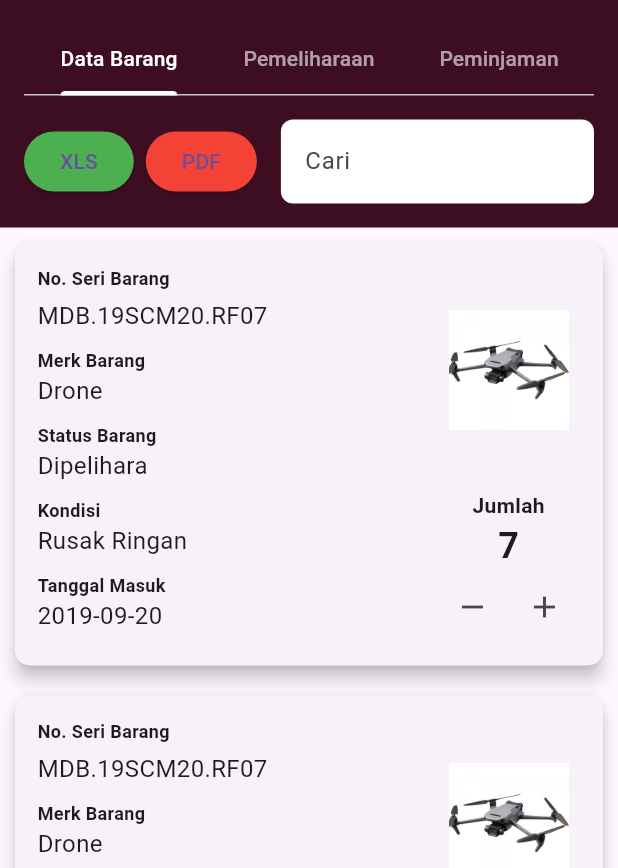
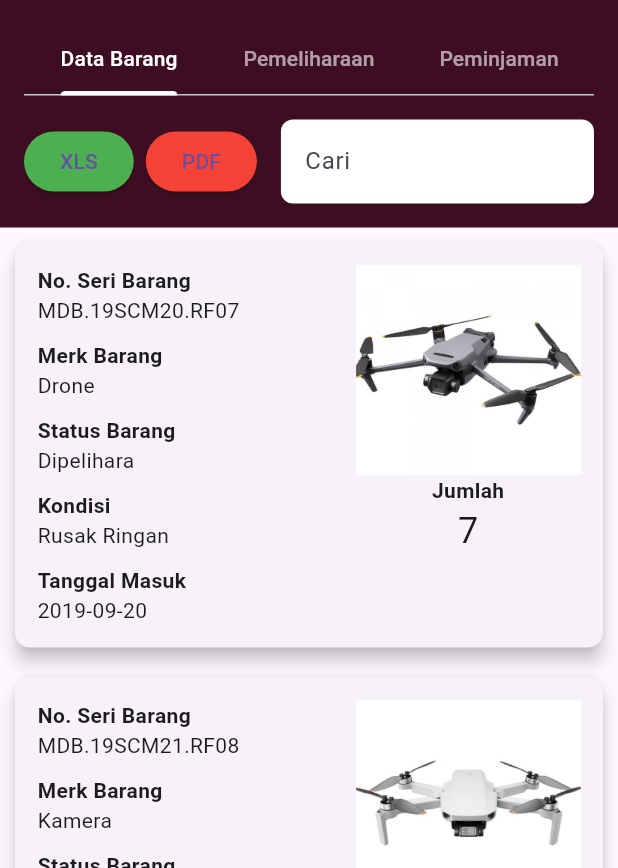
Before and after one commit to Sidqii/OPS_co., a Flutter app: the InventoryPage screen opened directly, on a phone screen of 412 x 824 dp, the part 368-1236 px from its top. Run offline on Flutter 3.47's test engine with Material 3 defaults, Android fonts, the phone set to English and light mode, and no system bars; our stand-ins replace fl_chart, flutter_spinkit, table_calendar.

Commit message:
fifth commit

```diff
--- /dev/null
+++ b/lib/dummy/dummy_items.dart
@@ -0,0 +1,41 @@
+import 'package:pusdatin_apk/models/models_item.dart';
+
+// Dummy data untuk barang
+List<Item> dummyItems = [
+  Item(
+    serialNumber: 'MDB.19SCM20.RF07',
+    brand: 'Drone',
+    status: 'Dipelihara',
+    condition: 'Rusak Ringan',
+    date: '2019-09-20',
+    quantity: 7,
+    imagePath: 'assets/images/drone.png',
+  ),
+  Item(
+    serialNumber: 'MDB.19SCM21.RF08',
+    brand: 'Kamera',
+    status: 'Baru',
+    condition: 'Baik',
+    date: '2021-01-15',
+    quantity: 5,
+    imagePath: 'assets/images/drone2.png',
+  ),
+  Item(
+    serialNumber: 'MDB.19SCM22.RF09',
+    brand: 'Laptop',
+    status: 'Sedang digunakan',
+    condition: 'Baik',
+    date: '2022-07-10',
+    quantity: 10,
+    imagePath: 'assets/images/laptop.png',
+  ),
+  Item(
+    serialNumber: 'MDB.19SCM22.RF09',
+    brand: 'Laptop',
+    status: 'Sedang digunakan',
+    condition: 'Baik',
+    date: '2022-07-10',
+    quantity: 10,
+    imagePath: 'assets/images/camera.png',
+  ),
+];
--- a/lib/pages/first_page/page_login.dart
+++ b/lib/pages/first_page/page_login.dart
@@ -1,6 +1,6 @@
 import 'package:flutter/material.dart';
 import 'package:flutter_spinkit/flutter_spinkit.dart';
-import 'package:pusdatin_apk/dummy/auth_credentials.dart';
+import 'package:pusdatin_apk/dummy/dummy_credentials.dart';
 import 'package:pusdatin_apk/pages/home_page/page_home.dart';
 import 'package:pusdatin_apk/pages/first_page/page_recovery.dart';
 
--- a/lib/pages/inventory_page/page_item.dart
+++ b/lib/pages/inventory_page/page_item.dart
@@ -1,63 +1,12 @@
 import 'package:flutter/material.dart';
-import 'package:pusdatin_apk/models/item_models.dart';
-import 'package:pusdatin_apk/widgets/inventory/item_card.dart';
+import 'package:pusdatin_apk/dummy/dummy_items.dart';
+import 'package:pusdatin_apk/widgets/card/inventory/card_item.dart';
 
 class DataBarangPage extends StatelessWidget {
   @override
   Widget build(BuildContext context) {
-    // Contoh data yang diambil dari database
-    List<Item> items = [
-      Item(
-        serialNumber: 'MDB.19SCM20.RF07',
-        brand: 'Drone',
-        status: 'Dipelihara',
-        condition: 'Rusak Ringan',
-        date: '2019-09-20',
-        quantity: 7,
-        imagePath: 'assets/images/drone.png', // Ganti dengan path gambar yang sesuai
-      ),
-      Item(
-        serialNumber: 'MDB.19SCM20.RF07',
-        brand: 'Drone',
-        status: 'Dipelihara',
-        condition: 'Rusak Ringan',
-        date: '2019-09-20',
-        quantity: 7,
-        imagePath: 'assets/images/drone.png', // Ganti dengan path gambar yang sesuai
-      ),
-      Item(
-        serialNumber: 'MDB.19SCM20.RF07',
-        brand: 'Drone',
-        status: 'Dipelihara',
-        condition: 'Rusak Ringan',
-        date: '2019-09-20',
-        quantity: 7,
-        imagePath: 'assets/images/drone.png', // Ganti dengan path gambar yang sesuai
-      ),
-      Item(
-        serialNumber: 'MDB.19SCM20.RF07',
-        brand: 'Drone',
-        status: 'Dipelihara',
-        condition: 'Rusak Ringan',
-        date: '2019-09-20',
-        quantity: 7,
-        imagePath: 'assets/images/drone.png', // Ganti dengan path gambar yang sesuai
-      ),
-      // Tambahkan item lain di sini jika diperlukan
-    ];
-
     return ListView(
-      children: items.map((item) {
-        return DataCard(
-          serialNumber: item.serialNumber,
-          brand: item.brand,
-          status: item.status,
-          condition: item.condition,
-          date: item.date,
-          quantity: item.quantity,
-          imagePath: item.imagePath,
-        );
-      }).toList(),
+      children: dummyItems.map((item) => DataCard(item: item)).toList(),
     );
   }
 }
--- /dev/null
+++ b/lib/widgets/card/inventory/card_item.dart
@@ -0,0 +1,94 @@
+import 'package:flutter/material.dart';
+import 'package:flutter/services.dart'; // Diperlukan untuk rootBundle
+import 'package:pusdatin_apk/models/models_item.dart';
+
+class DataCard extends StatefulWidget {
+  final Item item;
+
+  DataCard({required this.item});
+
+  @override
+  _DataCardState createState() => _DataCardState();
+}
+
+class _DataCardState extends State<DataCard> {
+  bool imageExists = false;
+
+  @override
+  void initState() {
+    super.initState();
+    _checkImageExistence();
+  }
+
+  // Fungsi untuk memeriksa keberadaan gambar pada path
+  Future<void> _checkImageExistence() async {
+    try {
+      await rootBundle.load(widget.item.imagePath);
+      setState(() {
+        imageExists = true;
+      });
+    } catch (e) {
+      setState(() {
+        imageExists = false;
+      });
+    }
+  }
+
+  @override
+  Widget build(BuildContext context) {
+    return Card(
+      margin: EdgeInsets.all(10),
+      shape: RoundedRectangleBorder(
+        borderRadius: BorderRadius.circular(10),
+      ),
+      elevation: 5,
+      child: Padding(
+        padding: EdgeInsets.all(15),
+        child: Row(
+          crossAxisAlignment: CrossAxisAlignment.start,
+          children: [
+            Expanded(
+              child: Column(
+                crossAxisAlignment: CrossAxisAlignment.start,
+                children: [
+                  Text('No. Seri Barang', style: TextStyle(fontWeight: FontWeight.bold)),
+                  Text(widget.item.serialNumber),
+                  SizedBox(height: 10),
+                  Text('Merk Barang', style: TextStyle(fontWeight: FontWeight.bold)),
+                  Text(widget.item.brand),
+                  SizedBox(height: 10),
+                  Text('Status Barang', style: TextStyle(fontWeight: FontWeight.bold)),
+                  Text(widget.item.status),
+                  SizedBox(height: 10),
+                  Text('Kondisi', style: TextStyle(fontWeight: FontWeight.bold)),
+                  Text(widget.item.condition),
+                  SizedBox(height: 10),
+                  Text('Tanggal Masuk', style: TextStyle(fontWeight: FontWeight.bold)),
+                  Text(widget.item.date),
+                ],
+              ),
+            ),
+            Column(
+              children: [
+                imageExists
+                    ? Image.asset(
+                        widget.item.imagePath,
+                        width: 150,
+                        height: 140,
+                        fit: BoxFit.cover,
+                      )
+                    : Icon(
+                        Icons.broken_image,
+                        size: 160,
+                        color: Colors.red,
+                      ),
+                Text('Jumlah', style: TextStyle(fontWeight: FontWeight.bold)),
+                Text('${widget.item.quantity}', style: TextStyle(fontSize: 24)),
+              ],
+            ),
+          ],
+        ),
+      ),
+    );
+  }
+}
--- a/lib/widgets/inventory/item_card.dart
+++ /dev/null
@@ -1,108 +0,0 @@
-import 'package:flutter/material.dart';
-
-class DataCard extends StatelessWidget {
-  final String serialNumber;
-  final String brand;
-  final String status;
-  final String condition;
-  final String date;
-  final int quantity;
-  final String imagePath;
-
-  DataCard({
-    required this.serialNumber,
-    required this.brand,
-    required this.status,
-    required this.condition,
-    required this.date,
-    required this.quantity,
-    required this.imagePath,
-  });
-
-  @override
-  Widget build(BuildContext context) {
-    return Card(
-      margin: EdgeInsets.all(10), // Mengatur margin di sekitar kartu
-      shape: RoundedRectangleBorder(
-        borderRadius: BorderRadius.circular(10), // Menambahkan sudut bulat
-      ),
-      elevation: 5, // Memberikan efek bayangan
-      child: Padding(
-        padding: EdgeInsets.all(15), // Mengatur padding dalam kartu
-        child: Row(
-          crossAxisAlignment: CrossAxisAlignment.start,
-          children: [
-            // Bagian kiri: Informasi barang
-            Expanded(
-              child: Column(
-                crossAxisAlignment: CrossAxisAlignment.start,
-                children: [
-                  Text(
-                    'No. Seri Barang',
-                    style: TextStyle(fontWeight: FontWeight.bold, fontSize: 12),
-                  ),
-                  SizedBox(height: 5),
-                  Text(
-                    serialNumber,
-                    style: TextStyle(fontSize: 16),
-                  ),
-                  SizedBox(height: 10),
-                  Text('Merk Barang',
-                      style:
-                          TextStyle(fontWeight: FontWeight.bold, fontSize: 12)),
-                  Text(brand, style: TextStyle(fontSize: 16)),
-                  SizedBox(height: 10),
-                  Text('Status Barang',
-                      style:
-                          TextStyle(fontWeight: FontWeight.bold, fontSize: 12)),
-                  Text(status, style: TextStyle(fontSize: 16)),
-                  SizedBox(height: 10),
-                  Text('Kondisi',
-                      style:
-                          TextStyle(fontWeight: FontWeight.bold, fontSize: 12)),
-                  Text(condition, style: TextStyle(fontSize: 16)),
-                  SizedBox(height: 10),
-                  Text('Tanggal Masuk',
-                      style:
-                          TextStyle(fontWeight: FontWeight.bold, fontSize: 12)),
-                  Text(date, style: TextStyle(fontSize: 16)),
-                ],
-              ),
-            ),
-            // Bagian kanan: Gambar dan jumlah barang
-            Column(
-              children: [
-                Image.asset(
-                  imagePath,
-                  width: 80, // Ukuran gambar
-                  height: 140,
-                ),
-                SizedBox(height: 10),
-                Text(
-                  'Jumlah',
-                  style: TextStyle(fontSize: 14, fontWeight: FontWeight.bold),
-                ),
-                Text(
-                  '$quantity',
-                  style: TextStyle(fontSize: 24, fontWeight: FontWeight.bold),
-                ),
-                Row(
-                  children: [
-                    IconButton(
-                      onPressed: () {},
-                      icon: Icon(Icons.remove),
-                    ),
-                    IconButton(
-                      onPressed: () {},
-                      icon: Icon(Icons.add),
-                    ),
-                  ],
-                )
-              ],
-            ),
-          ],
-        ),
-      ),
-    );
-  }
-}
```
Also changed, not shown: lib/data/data_barang_card.dart (deleted, +0 -108 lines), lib/dummy/dummy_recovery.dart (added, +32 -0 lines), lib/models/models_pemeliharaan.dart (added, +15 -0 lines), lib/widgets/calendar/calendar_card.dart (deleted, +0 -124 lines), lib/widgets/chart/chart_card.dart (deleted, +0 -107 lines), lib/widgets/chart/chart_legend.dart (deleted, +0 -41 lines), lib/widgets/chart/chart_section.dart (deleted, +0 -19 lines), lib/dummy/dummy_credentials.dart (renamed from lib/dummy/auth_credentials.dart), lib/models/models_item.dart (renamed from lib/models/item_models.dart), lib/widgets/card/pemeliharaan/card_recovery.dart (added).
